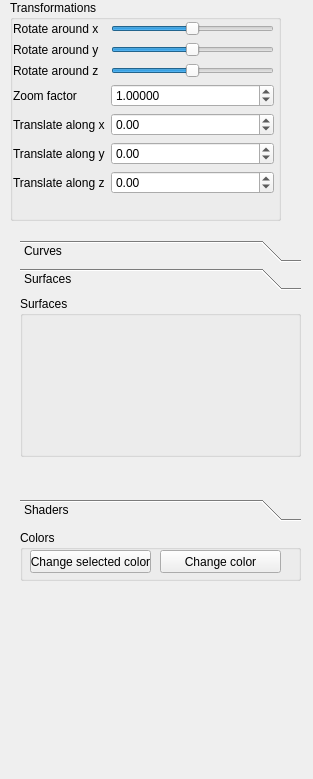
Above: QtFramework/GUI/SideWidget.ui from Lasoloz/cagd-assignments before the change. Below: the same form after it.
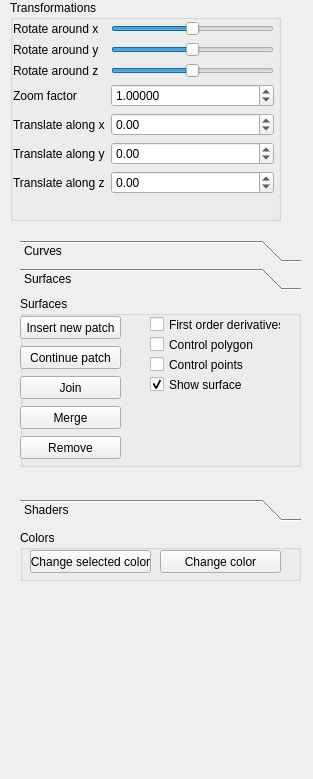
That is the form after the change. The open tabs and pages were chosen to show the change.

Commit message: [project] Patch selection and move now working

Diff of the .ui file:
```diff
--- a/QtFramework/GUI/SideWidget.ui
+++ b/QtFramework/GUI/SideWidget.ui
@@ -402,12 +402,135 @@
        <x>0</x>
        <y>0</y>
        <width>281</width>
-       <height>161</height>
+       <height>171</height>
       </rect>
      </property>
      <property name="title">
       <string>Surfaces</string>
      </property>
+     <widget class="QPushButton" name="mergePatchButton">
+      <property name="geometry">
+       <rect>
+        <x>0</x>
+        <y>110</y>
+        <width>101</width>
+        <height>23</height>
+       </rect>
+      </property>
+      <property name="text">
+       <string>Merge</string>
+      </property>
+     </widget>
+     <widget class="QCheckBox" name="controlPointsPatch">
+      <property name="geometry">
+       <rect>
+        <x>130</x>
+        <y>60</y>
+        <width>131</width>
+        <height>17</height>
+       </rect>
+      </property>
+      <property name="text">
+       <string>Control points</string>
+      </property>
+     </widget>
+     <widget class="QPushButton" name="insertNewPatchButton">
+      <property name="geometry">
+       <rect>
+        <x>0</x>
+        <y>20</y>
+        <width>101</width>
+        <height>23</height>
+       </rect>
+      </property>
+      <property name="text">
+       <string>Insert new patch</string>
+      </property>
+     </widget>
+     <widget class="QPushButton" name="joinPatchButton">
+      <property name="geometry">
+       <rect>
+        <x>0</x>
+        <y>80</y>
+        <width>101</width>
+        <height>23</height>
+       </rect>
+      </property>
+      <property name="text">
+       <string>Join</string>
+      </property>
+     </widget>
+     <widget class="QPushButton" name="removePatchButton">
+      <property name="geometry">
+       <rect>
+        <x>0</x>
+        <y>140</y>
+        <width>101</width>
+        <height>23</height>
+       </rect>
+      </property>
+      <property name="text">
+       <string>Remove</string>
+      </property>
+     </widget>
+     <widget class="QCheckBox" name="firstOrderDerivativesPatch">
+      <property name="geometry">
+       <rect>
+        <x>130</x>
+        <y>20</y>
+        <width>131</width>
+        <height>17</height>
+       </rect>
+      </property>
+      <property name="text">
+       <string>First order derivatives</string>
+      </property>
+     </widget>
+     <widget class="QCheckBox" name="showSurface">
+      <property name="geometry">
+       <rect>
+        <x>130</x>
+        <y>80</y>
+        <width>131</width>
+        <height>17</height>
+       </rect>
+      </property>
+      <property name="text">
+       <string>Show surface</string>
+      </property>
+      <property name="checked">
+       <bool>true</bool>
+      </property>
+     </widget>
+     <widget class="QPushButton" name="continuePatchButton">
+      <property name="geometry">
+       <rect>
+        <x>0</x>
+        <y>50</y>
+        <width>101</width>
+        <height>23</height>
+       </rect>
+      </property>
+      <property name="text">
+       <string>Continue patch</string>
+      </property>
+      <property name="checkable">
+       <bool>false</bool>
+      </property>
+     </widget>
+     <widget class="QCheckBox" name="controlPolygonPatch">
+      <property name="geometry">
+       <rect>
+        <x>130</x>
+        <y>40</y>
+        <width>131</width>
+        <height>17</height>
+       </rect>
+      </property>
+      <property name="text">
+       <string>Control polygon</string>
+      </property>
+     </widget>
     </widget>
    </widget>
    <widget class="QWidget" name="shadersPage">
```
Left out of the diff: 2 changed lines with no effect on the pictures. The commit also changes 13 other files.
